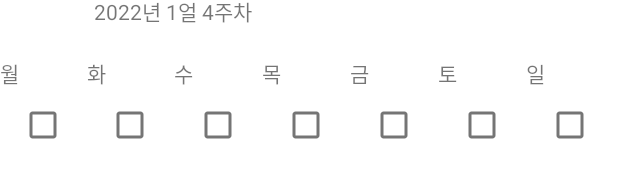
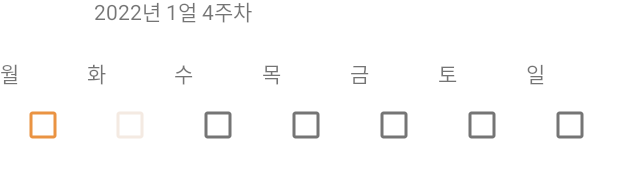
Before and after one commit to ChaeheeKang-GitHub/WUDC, an Android app: the layout activity_mediation.xml on its own in the app's theme, with its tools: preview values and no code run, on a phone screen of 412 x 824 dp. Shown: the part 871-1049 px from the top of the screen. Run offline under Robolectric (Android 15) with nearby library versions, the phone set to English and light mode, and no system bars.

Commit message:
mediation-진행2

```diff
--- a/app/src/main/res/layout/activity_mediation.xml
+++ b/app/src/main/res/layout/activity_mediation.xml
@@ -150,13 +150,15 @@
             android:id="@+id/mon_cb"
             android:layout_width="wrap_content"
             android:layout_height="wrap_content"
-            android:layout_weight="1" />
+            android:layout_weight="1"
+            android:buttonTint="#EA9342" />
 
         <CheckBox
             android:id="@+id/tue_cb"
             android:layout_width="wrap_content"
             android:layout_height="wrap_content"
-            android:layout_weight="1" />
+            android:layout_weight="1"
+            android:buttonTint="#F4EAE2" />
 
         <CheckBox
             android:id="@+id/wed_cb"
```
Also changed, not shown: app/src/main/java/com/example/wudc/MediationActivity.java (+20 -2 lines).
